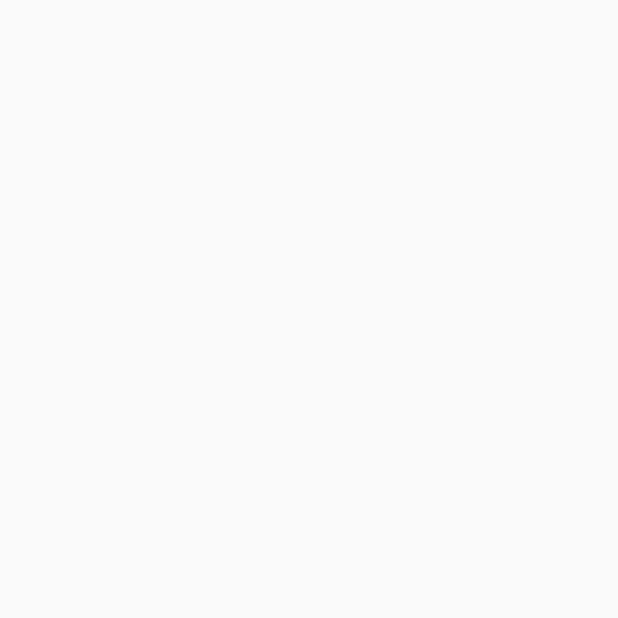
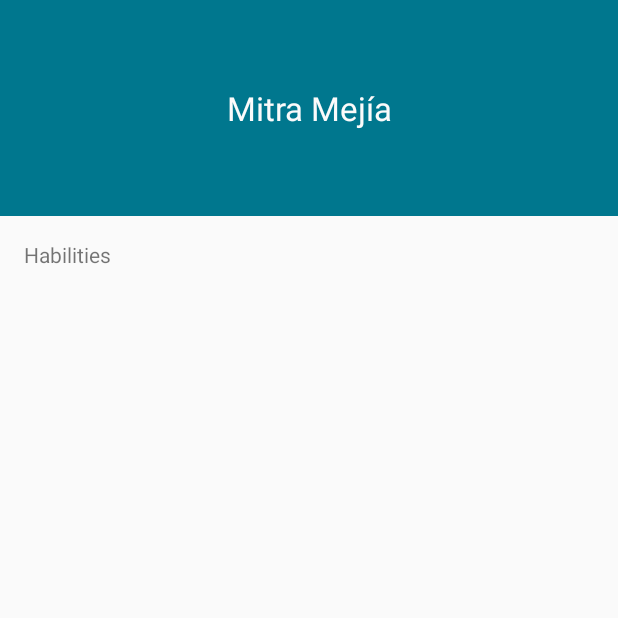
Before and after one commit to mitramejia/ecard, an Android app: the screen it shows after launch (MainActivity), on a phone screen of 412 x 824 dp, the top half of it. Before the commit the part shown is empty. Run offline under Robolectric (Android 15) with nearby library versions, the phone set to English and light mode, and no system bars.

Commit message:
Add grid layout

```diff
--- a/app/src/main/res/layout/activity_main.xml
+++ b/app/src/main/res/layout/activity_main.xml
@@ -7,6 +7,51 @@
     android:paddingLeft="@dimen/activity_horizontal_margin"
     android:paddingRight="@dimen/activity_horizontal_margin"
     android:paddingTop="@dimen/activity_vertical_margin"
-    tools:context="unibe.ecard.MainActivity">
+    tools:context="unibe.ecard.MainActivity"
+    android:padding="0dp">
+
+    <TextView
+        android:layout_width="match_parent"
+        android:layout_height="@dimen/profileHeaderHeight"
+        android:textAppearance="?android:attr/textAppearanceLarge"
+        android:text="Mitra Mejía"
+        android:id="@+id/textUserFullName"
+        android:layout_alignParentTop="true"
+        android:layout_centerHorizontal="true"
+        android:editable="true"
+        android:layout_gravity="fill|right|top"
+        android:gravity="center_vertical|center_horizontal"
+        android:autoText="false"
+        android:background="@color/colorPrimaryDark"
+        android:textColor="@color/white"
+        android:elegantTextHeight="true"
+        android:layout_row="0"
+        android:layout_column="0" />
+
+    <GridLayout
+        android:layout_width="fill_parent"
+        android:layout_height="match_parent"
+        android:layout_alignParentStart="false"
+        android:rowCount="14"
+        android:columnCount="1"
+        android:layout_alignParentEnd="true"
+        android:layout_marginLeft="0dp"
+        android:layout_marginRight="0dp"
+        android:layout_marginBottom="0dp"
+        android:layout_below="@+id/textUserFullName"
+        android:paddingLeft="@dimen/activity_horizontal_margin"
+        android:paddingRight="@dimen/activity_horizontal_margin"
+        android:paddingTop="@dimen/activity_vertical_margin"
+        android:paddingBottom="@dimen/activity_vertical_margin">
+
+        <TextView
+            android:layout_width="wrap_content"
+            android:layout_height="wrap_content"
+            android:textAppearance="?android:attr/textAppearanceSmall"
+            android:text="Habilities"
+            android:id="@+id/labelHabilities"
+            android:layout_row="1"
+            android:layout_column="0" />
+    </GridLayout>
 
 </RelativeLayout>
```
